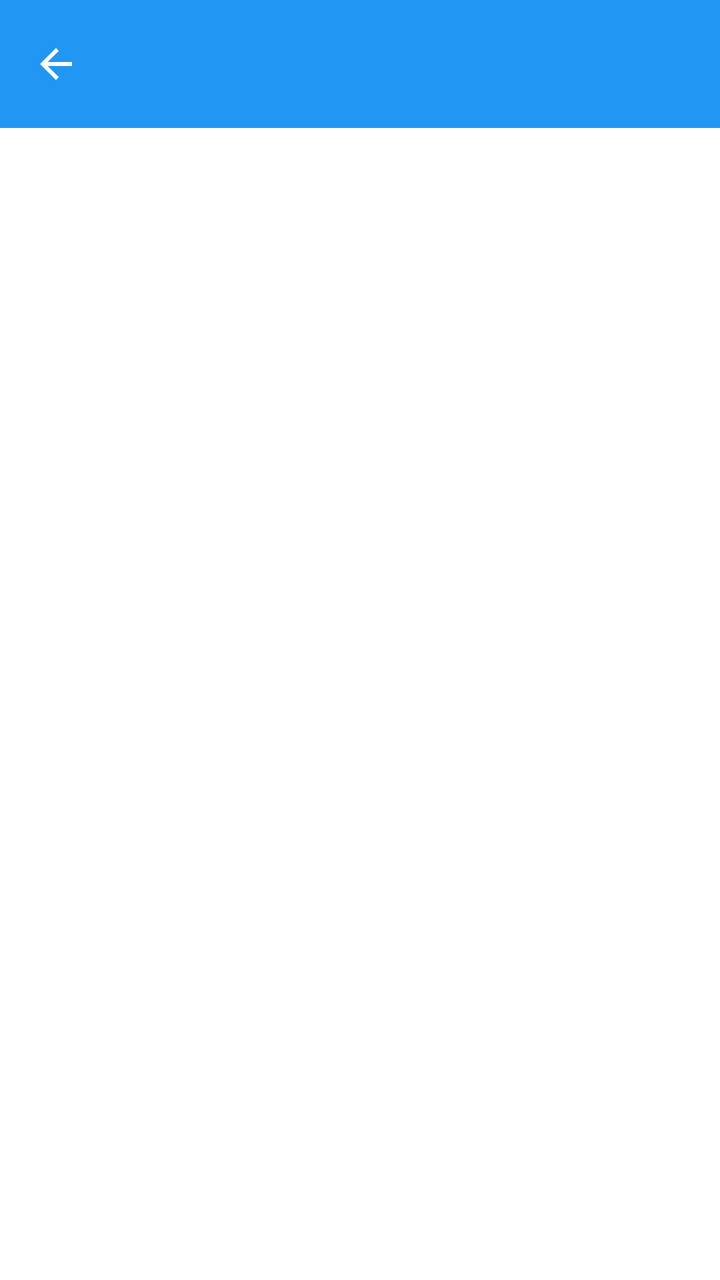
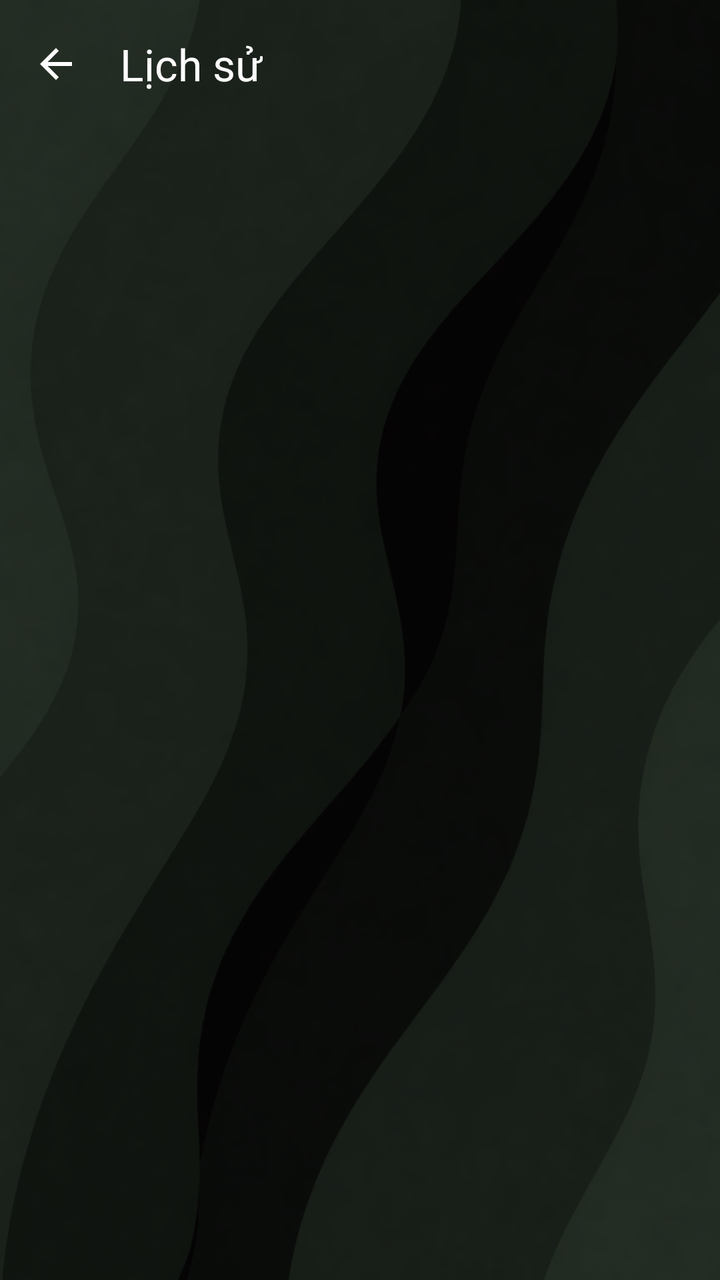

Compare the two renders of this Android layout. The source of the first and the diff that turns it into the second are given below.
<!-- AndroidManifest.xml: application theme Theme.SmartLock -->
<!-- res/layout/fragment_records.xml -->
<?xml version="1.0" encoding="utf-8"?>
<androidx.constraintlayout.widget.ConstraintLayout xmlns:android="http://schemas.android.com/apk/res/android"
    xmlns:app="http://schemas.android.com/apk/res-auto"
    android:layout_width="match_parent"
    android:layout_height="match_parent"
    android:background="#FFFFFF">

    <com.google.android.material.appbar.MaterialToolbar
        android:id="@+id/toolbar"
        android:layout_width="0dp"
        android:layout_height="wrap_content"
        android:background="#2196F3"
        android:title="Nhật ký ra vào"
        android:titleTextColor="#FFFFFF"
        app:layout_constraintTop_toTopOf="parent"
        app:layout_constraintStart_toStartOf="parent"
        app:layout_constraintEnd_toEndOf="parent"
        app:navigationIcon="@drawable/ic_arrow_back"
        app:navigationIconTint="#FFFFFF"/>

    <androidx.recyclerview.widget.RecyclerView
        android:id="@+id/rvRecords"
        android:layout_width="0dp"
        android:layout_height="0dp"
        android:padding="16dp"
        app:layout_constraintTop_toBottomOf="@id/toolbar"
        app:layout_constraintBottom_toBottomOf="parent"
        app:layout_constraintStart_toStartOf="parent"
        app:layout_constraintEnd_toEndOf="parent" />

</androidx.constraintlayout.widget.ConstraintLayout>
<!-- resources referenced by this layout -->
<resources>
  <!-- drawable ic_arrow_back (drawable) -->
  <vector xmlns:android="http://schemas.android.com/apk/res/android" android:autoMirrored="true" android:height="24dp" android:tint="#000000" android:viewportHeight="24" android:viewportWidth="24" android:width="24dp">
        
      <path android:fillColor="@android:color/white" android:pathData="M20,11H7.83l5.59,-5.59L12,4l-8,8 8,8 1.41,-1.41L7.83,13H20v-2z"/>
      
  </vector>
  <style name="Theme.SmartLock" parent="Base.Theme.SmartLock" />
  <style name="Base.Theme.SmartLock" parent="Theme.Material3.DayNight.NoActionBar">
          
          
      </style>
</resources>

<!-- the commit's change to res/layout/fragment_records.xml (unified diff, before → after) -->
@@ -1,31 +1,56 @@
 <?xml version="1.0" encoding="utf-8"?>
-<androidx.constraintlayout.widget.ConstraintLayout xmlns:android="http://schemas.android.com/apk/res/android"
+<FrameLayout xmlns:android="http://schemas.android.com/apk/res/android"
     xmlns:app="http://schemas.android.com/apk/res-auto"
     android:layout_width="match_parent"
-    android:layout_height="match_parent"
-    android:background="#FFFFFF">
+    android:layout_height="match_parent">
 
-    <com.google.android.material.appbar.MaterialToolbar
-        android:id="@+id/toolbar"
-        android:layout_width="0dp"
-        android:layout_height="wrap_content"
-        android:background="#2196F3"
-        android:title="Nhật ký ra vào"
-        android:titleTextColor="#FFFFFF"
-        app:layout_constraintTop_toTopOf="parent"
-        app:layout_constraintStart_toStartOf="parent"
-        app:layout_constraintEnd_toEndOf="parent"
-        app:navigationIcon="@drawable/ic_arrow_back"
-        app:navigationIconTint="#FFFFFF"/>
+    <ImageView
+        android:layout_width="match_parent"
+        android:layout_height="match_parent"
+        android:scaleType="centerCrop"
+        android:src="@drawable/bg4" />
 
-    <androidx.recyclerview.widget.RecyclerView
-        android:id="@+id/rvRecords"
-        android:layout_width="0dp"
-        android:layout_height="0dp"
-        android:padding="16dp"
-        app:layout_constraintTop_toBottomOf="@id/toolbar"
-        app:layout_constraintBottom_toBottomOf="parent"
-        app:layout_constraintStart_toStartOf="parent"
-        app:layout_constraintEnd_toEndOf="parent" />
+    <View
+        android:layout_width="match_parent"
+        android:layout_height="match_parent"
+        android:background="#90000000" />
 
-</androidx.constraintlayout.widget.ConstraintLayout>
+    <androidx.constraintlayout.widget.ConstraintLayout
+        android:layout_width="match_parent"
+        android:layout_height="match_parent">
+
+        <com.google.android.material.appbar.MaterialToolbar
+            android:id="@+id/toolbar"
+            android:layout_width="match_parent"
+            android:layout_height="wrap_content"
+            android:background="@android:color/transparent"
+            app:navigationIcon="@drawable/ic_arrow_back"
+            app:navigationIconTint="#FFFFFF"
+            app:title="Lịch sử"
+            app:titleTextColor="#FFFFFF"
+            app:layout_constraintTop_toTopOf="parent" />
+
+        <androidx.recyclerview.widget.RecyclerView
+            android:id="@+id/rvRecords"
+            android:layout_width="match_parent"
+            android:layout_height="0dp"
+            android:clipToPadding="false"
+            android:paddingTop="8dp"
+            android:paddingBottom="16dp"
+            app:layout_constraintBottom_toBottomOf="parent"
+            app:layout_constraintTop_toBottomOf="@id/toolbar" />
+
+        <TextView
+            android:id="@+id/tvEmpty"
+            android:layout_width="wrap_content"
+            android:layout_height="wrap_content"
+            android:text="Chưa có dữ liệu lịch sử"
+            android:textColor="#80FFFFFF"
+            android:visibility="gone"
+            app:layout_constraintBottom_toBottomOf="parent"
+            app:layout_constraintLeft_toLeftOf="parent"
+            app:layout_constraintRight_toRightOf="parent"
+            app:layout_constraintTop_toBottomOf="@id/toolbar" />
+
+    </androidx.constraintlayout.widget.ConstraintLayout>
+</FrameLayout>
<!-- resource entries referenced after the edit -->
@@ -1,5 +1,6 @@
 <!-- resources referenced by this layout -->
 <resources>
+  <!-- drawable bg4: png bitmap (drawable, 462517 bytes) -->
   <!-- drawable ic_arrow_back (drawable) -->
   <vector xmlns:android="http://schemas.android.com/apk/res/android" android:autoMirrored="true" android:height="24dp" android:tint="#000000" android:viewportHeight="24" android:viewportWidth="24" android:width="24dp">
         
